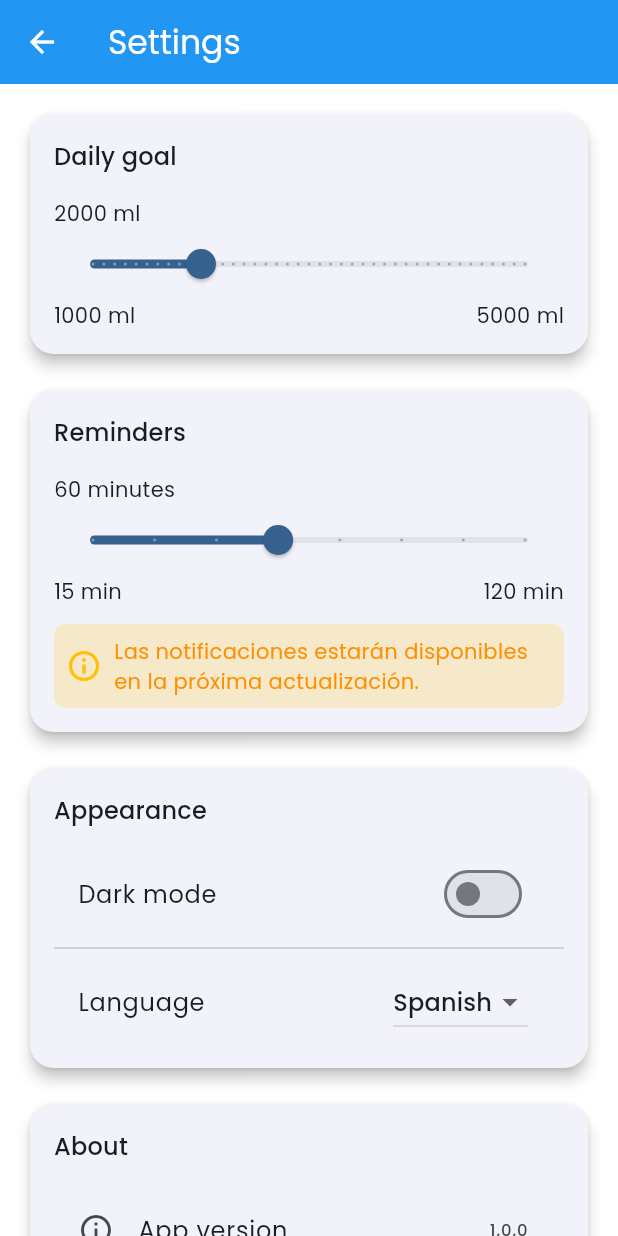
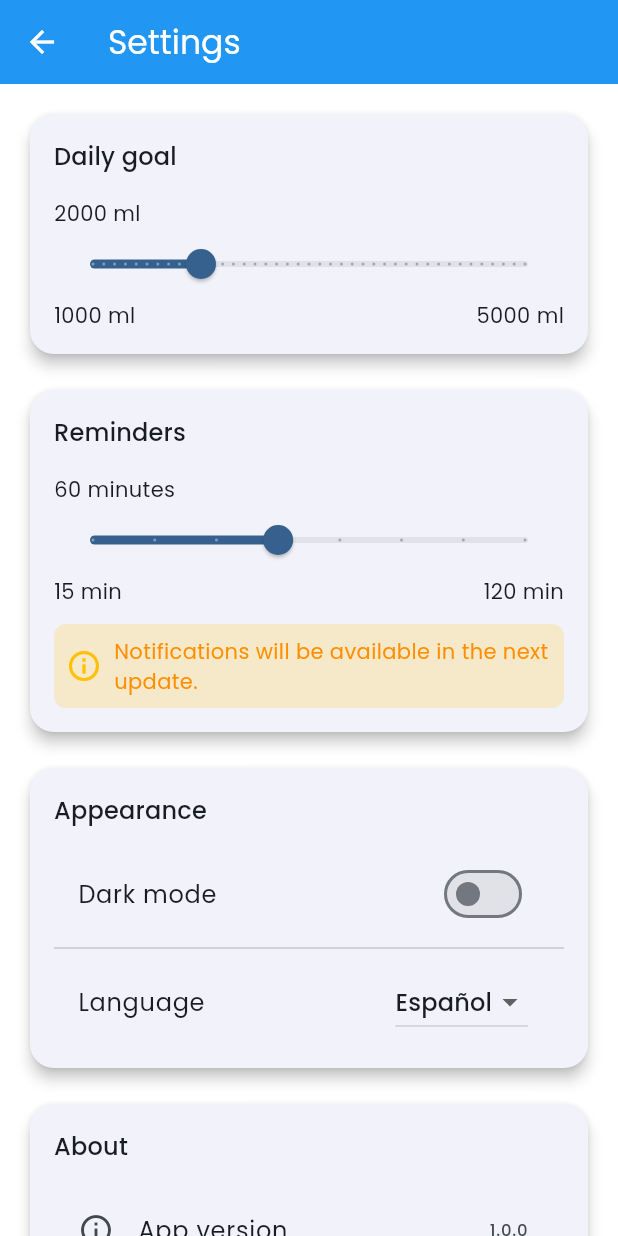
Before and after one commit to wwishhdev/hydratrack, a Flutter app: the screen it shows after launch, after a tap on "Get Started", after a tap on the "settings" icon, on a phone screen of 412 x 824 dp. Run offline on Flutter 3.47's test engine with Material 3 defaults, Android fonts, the phone set to English and light mode, and no system bars; our stand-ins replace easy_localization, fl_chart, shared_preferences.

Commit message:
fix: Ensure language selection text is not translated
This commit modifies the `WelcomeScreen` and `SettingsScreen` to display language options ("Español", "English") directly, rather than using translated strings for them. This prevents the language names themselves from being translated, which could be confusing for users.

Additionally, translations were applied to "notifications_disabled" and "notifications_coming_soon" messages in `SettingsScreen`, and "today" and "records" in `HomeScreen`.

```diff
--- a/lib/screens/home_screen.dart
+++ b/lib/screens/home_screen.dart
@@ -182,14 +182,14 @@ class _HomeScreenState extends State<HomeScreen> {
                   child: Row(
                     children: [
                       Text(
-                        'Hoy',
+                        'today',
                         style: Theme.of(context).textTheme.titleMedium?.copyWith(
                           fontWeight: FontWeight.bold,
                         ),
-                      ),
+                      ).tr(),
                       const Expanded(child: SizedBox()),
                       Text(
-                        '${_todayConsumptions.length} registros',
+                        '${_todayConsumptions.length} ${'records'.tr()}',
                         style: Theme.of(context).textTheme.bodySmall,
                       ),
                     ],
--- a/lib/screens/settings_screen.dart
+++ b/lib/screens/settings_screen.dart
@@ -126,7 +126,7 @@ class _SettingsScreenState extends State<SettingsScreen> {
                 if (!mounted) return;
                 ScaffoldMessenger.of(context).showSnackBar(
                   SnackBar(
-                    content: Text('Las notificaciones están temporalmente deshabilitadas'),
+                    content: Text('notifications_disabled').tr(),
                     duration: const Duration(seconds: 2),
                   ),
                 );
@@ -153,11 +153,11 @@ class _SettingsScreenState extends State<SettingsScreen> {
                   const SizedBox(width: 8),
                   Expanded(
                     child: Text(
-                      "Las notificaciones estarán disponibles en la próxima actualización.",
+                      'notifications_coming_soon',
                       style: TextStyle(
                         color: Colors.amber[800],
                       ),
-                    ),
+                    ).tr(),
                   ),
                 ],
               ),
@@ -207,14 +207,14 @@ class _SettingsScreenState extends State<SettingsScreen> {
                   if (!mounted) return;
                   context.setLocale(Locale(value));
                 },
-                items: [
+                items: const [
                   DropdownMenuItem(
                     value: 'es',
-                    child: Text('Spanish').tr(),
+                    child: Text('Español'),
                   ),
                   DropdownMenuItem(
                     value: 'en',
-                    child: Text('English').tr(),
+                    child: Text('English'),
                   ),
                 ],
               ),
--- a/lib/screens/welcome_screen.dart
+++ b/lib/screens/welcome_screen.dart
@@ -60,14 +60,14 @@ class _WelcomeScreenState extends State<WelcomeScreen> {
                             borderRadius: BorderRadius.circular(12),
                           ),
                         ),
-                        items: [
+                        items: const [
                           DropdownMenuItem(
                             value: 'es',
-                            child: Text('Spanish').tr(),
+                            child: Text('Español'),
                           ),
                           DropdownMenuItem(
                             value: 'en',
-                            child: Text('English').tr(),
+                            child: Text('English'),
                           ),
                         ],
                         onChanged: (value) {
```
